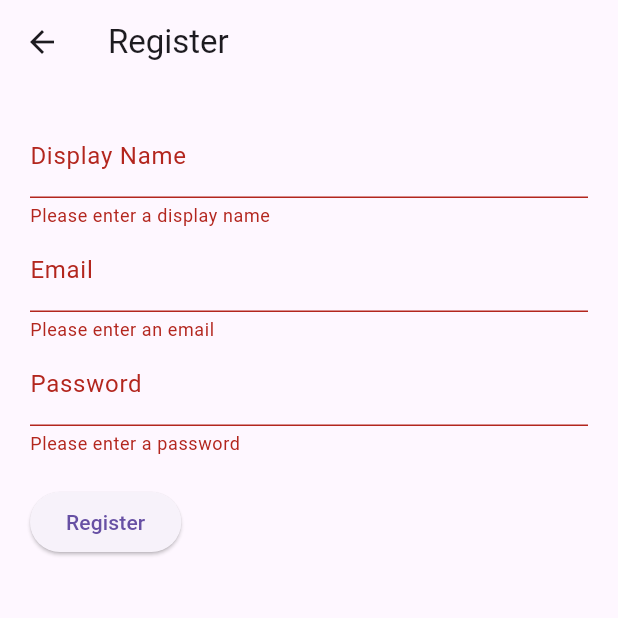
After one commit to ederrada/Learn-A-Language-Buddy-App, a Flutter app: the RegisterScreen screen opened directly, after a tap on "Register", on a phone screen of 412 x 824 dp, the top half of it. The commit adds this screen. Run offline on Flutter 3.47's test engine with Material 3 defaults, Android fonts, the phone set to English and light mode, and no system bars; our stand-ins replace cloud_firestore, firebase_auth, firebase_core; accounts and stored records are empty.

Commit message:
Firebase services methods coded, will test with user login and registration

```diff
--- /dev/null
+++ b/learn_a_language_buddy_app_test/lib/ui_screens/user_registration_screen.dart
@@ -0,0 +1,107 @@
+import 'package:flutter/material.dart';
+import 'package:learn_a_language_buddy_app_test/services/fb_auth_service.dart';
+import 'package:learn_a_language_buddy_app_test/ui_screens/create_card_deck_screen.dart';
+
+class RegisterScreen extends StatefulWidget {
+  @override
+  RegisterScreenState createState() => RegisterScreenState();
+}
+
+class RegisterScreenState extends State<RegisterScreen> {
+  final AuthService authService = AuthService();
+  final TextEditingController emailController = TextEditingController();
+  final TextEditingController passwordController = TextEditingController();
+  final TextEditingController displayNameController = TextEditingController();
+
+  final formKey = GlobalKey<FormState>();
+
+  void showSnackBar(String message) {
+    ScaffoldMessenger.of(context).showSnackBar(SnackBar(
+      content: Text(message),
+      duration: const Duration(seconds: 5),
+    ));
+  }
+
+  @override
+  Widget build(BuildContext context) {
+    return Scaffold(
+      appBar: AppBar(
+        title: const Text('Register'),
+      ),
+      body: Padding(
+        padding: const EdgeInsets.all(20.0),
+        child: Form(
+          key: formKey,
+          child: Column(
+            crossAxisAlignment: CrossAxisAlignment.start,
+            children: [
+              TextFormField(
+                controller: displayNameController,
+                decoration: const InputDecoration(labelText: 'Display Name'),
+                validator: (value) {
+                  if (value!.isEmpty) {
+                    return 'Please enter a display name';
+                  }
+                  return null;
+                },
+              ),
+              TextFormField(
+                controller: emailController,
+                decoration: const InputDecoration(labelText: 'Email'),
+                validator: (value) {
+                  if (value!.isEmpty) {
+                    return 'Please enter an email';
+                  }
+                  return null;
+                },
+              ),
+              TextFormField(
+                controller: passwordController,
+                decoration: const InputDecoration(labelText: 'Password'),
+                obscureText: true,
+                validator: (value) {
+                  if (value!.isEmpty) {
+                    return 'Please enter a password';
+                  }
+                  return null;
+                },
+              ),
+              const SizedBox(height: 20.0),
+              ElevatedButton(
+                onPressed: () async {
+                  if (formKey.currentState!.validate()) {
+                    try {
+                      await authService.registerWithEmailAndPassword(
+                        emailController.text.trim(),
+                        passwordController.text.trim(),
+                      );
+                      await authService.updateUserDisplayName(
+                        displayNameController.text.trim(),
+                      );
+                      // Navigate to create deck screen
+                      if (!context.mounted) {
+                        return;
+                      }
+                      showSnackBar('Registration successful.');
+                      Navigator.pushReplacement(
+                        context,
+                        MaterialPageRoute(
+                          builder: (context) => CreateCardDeckScreen(),
+                        ),
+                      );
+                    } catch (e) {
+                      showSnackBar(e.toString());
+                      print('Error registering user: $e');
+                      // Handle registration error (show error message, etc.)
+                    }
+                  }
+                },
+                child: const Text('Register'),
+              ),
+            ],
+          ),
+        ),
+      ),
+    );
+  }
+}
--- a/learn_a_language_buddy_app_test/pubspec.yaml
+++ b/learn_a_language_buddy_app_test/pubspec.yaml
@@ -8,6 +8,7 @@ environment:
 
 dependencies:
   cloud_firestore: ^4.15.8
+  firebase_auth: ^4.17.8
   firebase_core: ^2.27.0
   flutter:
     sdk: flutter
```
Also changed, not shown: learn_a_language_buddy_app_test/lib/services/fb_auth_service.dart (added, +75 -0 lines), learn_a_language_buddy_app_test/lib/services/fb_firestore_service.dart (+233 -6 lines), learn_a_language_buddy_app_test/lib/ui_screens/create_card_deck_screen.dart (+6 -1 lines), learn_a_language_buddy_app_test/pubspec.lock, 3 other files.
